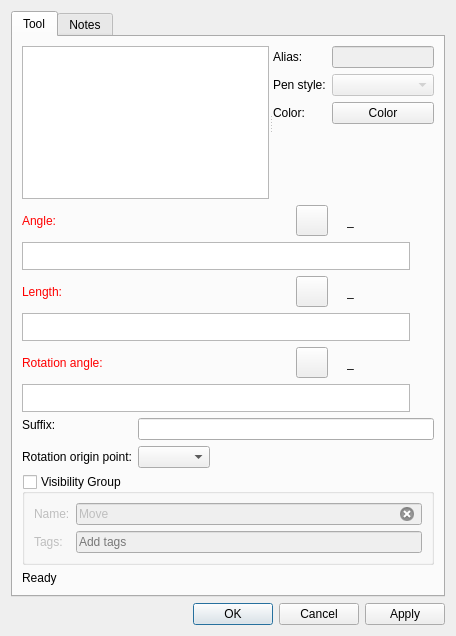
Qt form src/libs/vtools/dialogs/tools/dialogmove.ui (dismine/valentina) before a commit.
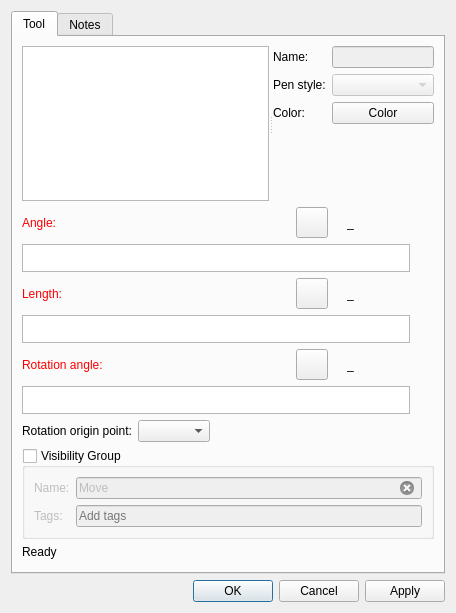
The same form after that commit. Icons and pictures are not drawn. Custom widgets are drawn as their Qt base class.

Diff of the .ui file:
```diff
--- a/src/libs/vtools/dialogs/tools/dialogmove.ui
+++ b/src/libs/vtools/dialogs/tools/dialogmove.ui
@@ -10,7 +10,7 @@
     <x>0</x>
     <y>0</y>
     <width>456</width>
-    <height>636</height>
+    <height>613</height>
    </rect>
   </property>
   <property name="windowTitle">
@@ -46,7 +46,7 @@
            <item row="0" column="0">
             <widget class="QLabel" name="labelAlias">
              <property name="text">
-              <string>Alias:</string>
+              <string>Name:</string>
              </property>
             </widget>
            </item>
@@ -656,29 +656,13 @@
           <enum>QFormLayout::ExpandingFieldsGrow</enum>
          </property>
          <item row="0" column="0">
-          <widget class="QLabel" name="labelSuffix">
-           <property name="sizePolicy">
-            <sizepolicy hsizetype="Preferred" vsizetype="Fixed">
-             <horstretch>0</horstretch>
-             <verstretch>0</verstretch>
-            </sizepolicy>
-           </property>
-           <property name="text">
-            <string>Suffix:</string>
-           </property>
-          </widget>
-         </item>
-         <item row="0" column="1">
-          <widget class="QLineEdit" name="lineEditSuffix"/>
-         </item>
-         <item row="1" column="0">
           <widget class="QLabel" name="label">
            <property name="text">
             <string>Rotation origin point:</string>
            </property>
           </widget>
          </item>
-         <item row="1" column="1">
+         <item row="0" column="1">
           <widget class="QComboBox" name="comboBoxRotationOriginPoint"/>
          </item>
         </layout>
@@ -785,16 +769,16 @@
   </layout>
  </widget>
  <customwidgets>
-  <customwidget>
-   <class>VPE::QtColorPicker</class>
-   <extends>QPushButton</extends>
-   <header>../vpropertyexplorer/qtcolorpicker.h</header>
-  </customwidget>
   <customwidget>
    <class>VPlainTextEdit</class>
    <extends>QPlainTextEdit</extends>
    <header>../vwidgets/vplaintextedit.h</header>
   </customwidget>
+  <customwidget>
+   <class>VPE::QtColorPicker</class>
+   <extends>QPushButton</extends>
+   <header>../vpropertyexplorer/qtcolorpicker.h</header>
+  </customwidget>
   <customwidget>
    <class>VCompleterLineEdit</class>
    <extends>QLineEdit</extends>
```
Left out of the diff: 51 changed lines with no effect on the pictures.
